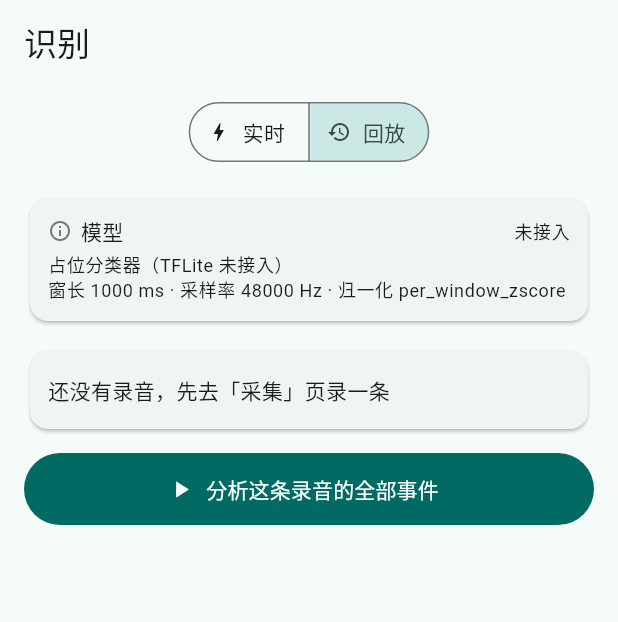
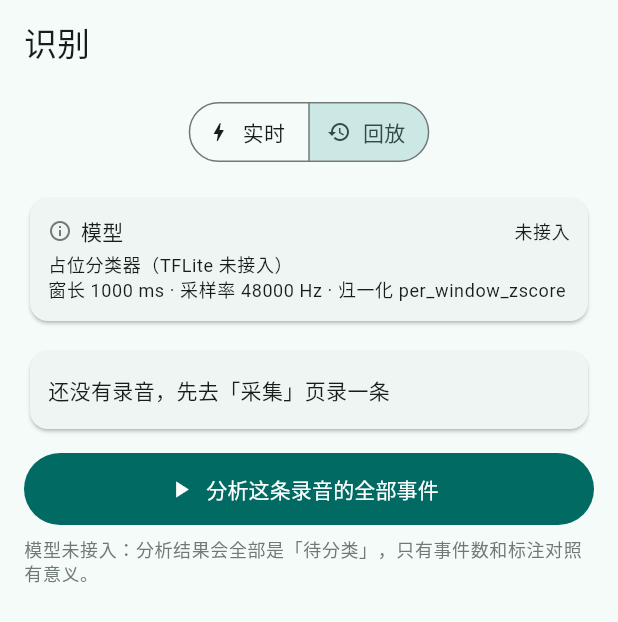
Before and after one commit to qszyljy/swallow-monitor, a Flutter app: the RecognizePage screen opened directly with empty values, after a tap on "回放", on a phone screen of 412 x 824 dp. Shown: the top 622 px of the screen. Run offline on Flutter 3.47's test engine with Material 3 defaults, Android fonts, the phone set to English and light mode, and no system bars; our stand-ins replace file_picker, share_plus; missing offline and left inert: record, tflite_flutter.

Commit message:
措辞修正：仅检测模式横幅、检测次数、无模型时禁用盲测打勾

```diff
--- a/lib/ui/analysis_view.dart
+++ b/lib/ui/analysis_view.dart
@@ -204,6 +204,17 @@ class _AnalysisViewState extends State<AnalysisView> {
                 minimumSize: const Size.fromHeight(48),
               ),
             ),
+            if (!classifier.ready)
+              Padding(
+                padding: const EdgeInsets.only(top: 8),
+                child: Text(
+                  '模型未接入：分析结果会全部是「待分类」，只有事件数和标注对照有意义。',
+                  style: Theme.of(context)
+                      .textTheme
+                      .bodySmall
+                      ?.copyWith(color: scheme.outline),
+                ),
+              ),
             if (_note != null) ...[
               const SizedBox(height: 8),
               Text(_note!, style: Theme.of(context).textTheme.bodySmall),
--- a/lib/ui/capture_page.dart
+++ b/lib/ui/capture_page.dart
@@ -342,7 +342,7 @@ class _CapturePageState extends State<CapturePage> {
                 const SizedBox(width: 6),
                 Text('事件检测', style: Theme.of(context).textTheme.labelLarge),
                 const Spacer(),
-                Text('事件 ${_events.length}',
+                Text('检测 ${_events.length} 次',
                     style: Theme.of(context).textTheme.titleSmall),
               ],
             ),
--- a/lib/ui/live_recognize_view.dart
+++ b/lib/ui/live_recognize_view.dart
@@ -285,6 +285,32 @@ class _LiveRecognizeViewState extends State<LiveRecognizeView> {
     final labels = widget.classifierProvider.classifier.labels;
 
     return [
+      if (!_modelReady) ...[
+        Card(
+          margin: EdgeInsets.zero,
+          color: scheme.errorContainer,
+          child: Padding(
+            padding: const EdgeInsets.all(10),
+            child: Row(
+              children: [
+                Icon(Icons.warning_amber, size: 16,
+                    color: scheme.onErrorContainer),
+                const SizedBox(width: 6),
+                Expanded(
+                  child: Text(
+                    '仅检测模式 · 无分类能力（只能判断有没有事件）',
+                    style: Theme.of(context)
+                        .textTheme
+                        .bodySmall
+                        ?.copyWith(color: scheme.onErrorContainer),
+                  ),
+                ),
+              ],
+            ),
+          ),
+        ),
+        const SizedBox(height: 8),
+      ],
       Card(
         margin: EdgeInsets.zero,
         child: Padding(
@@ -297,7 +323,7 @@ class _LiveRecognizeViewState extends State<LiveRecognizeView> {
                   const SizedBox(width: 6),
                   Text('当前判定', style: Theme.of(context).textTheme.labelLarge),
                   const Spacer(),
-                  Text('事件 ${_events.length}',
+                  Text('检测 ${_events.length} 次',
                       style: Theme.of(context).textTheme.titleSmall),
                 ],
               ),
@@ -339,7 +365,9 @@ class _LiveRecognizeViewState extends State<LiveRecognizeView> {
         children: [
           Expanded(
             child: OutlinedButton.icon(
-              onPressed: _last == null ? null : () => _mark(true),
+              onPressed: (_last == null || !_modelReady)
+                  ? null
+                  : () => _mark(true),
               icon: const Icon(Icons.check, size: 18),
               label: Text('判对 $_correct'),
             ),
@@ -347,7 +375,9 @@ class _LiveRecognizeViewState extends State<LiveRecognizeView> {
           const SizedBox(width: 8),
           Expanded(
             child: OutlinedButton.icon(
-              onPressed: _last == null ? null : () => _mark(false),
+              onPressed: (_last == null || !_modelReady)
+                  ? null
+                  : () => _mark(false),
               icon: const Icon(Icons.close, size: 18),
               label: Text('判错 $_wrong'),
             ),
@@ -403,7 +433,8 @@ class _LiveRecognizeViewState extends State<LiveRecognizeView> {
   }
 
   Widget _eventRow(BuildContext context, AppEvent event, ColorScheme scheme) {
-    final low = event.scores.isEmpty ||
+    final low = !_modelReady ||
+        event.scores.isEmpty ||
         event.scores.reduce((a, b) => a > b ? a : b) < _threshold;
     return Padding(
       padding: const EdgeInsets.symmetric(vertical: 2),
@@ -416,9 +447,11 @@ class _LiveRecognizeViewState extends State<LiveRecognizeView> {
           ),
           Expanded(
             child: Text(
-              low
-                  ? '不确定'
-                  : (_names[event.predictedLabel] ?? event.predictedLabel),
+              _modelReady
+                  ? (low
+                      ? '不确定'
+                      : (_names[event.predictedLabel] ?? event.predictedLabel))
+                  : '未分类',
               style: Theme.of(context).textTheme.bodySmall,
             ),
           ),
```
